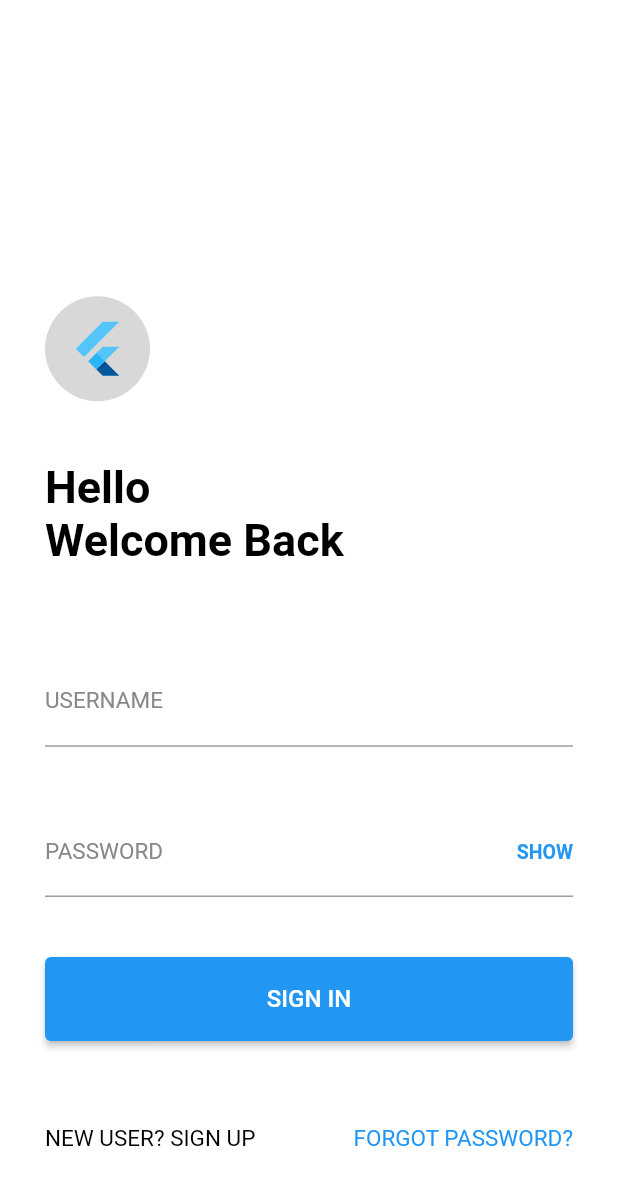
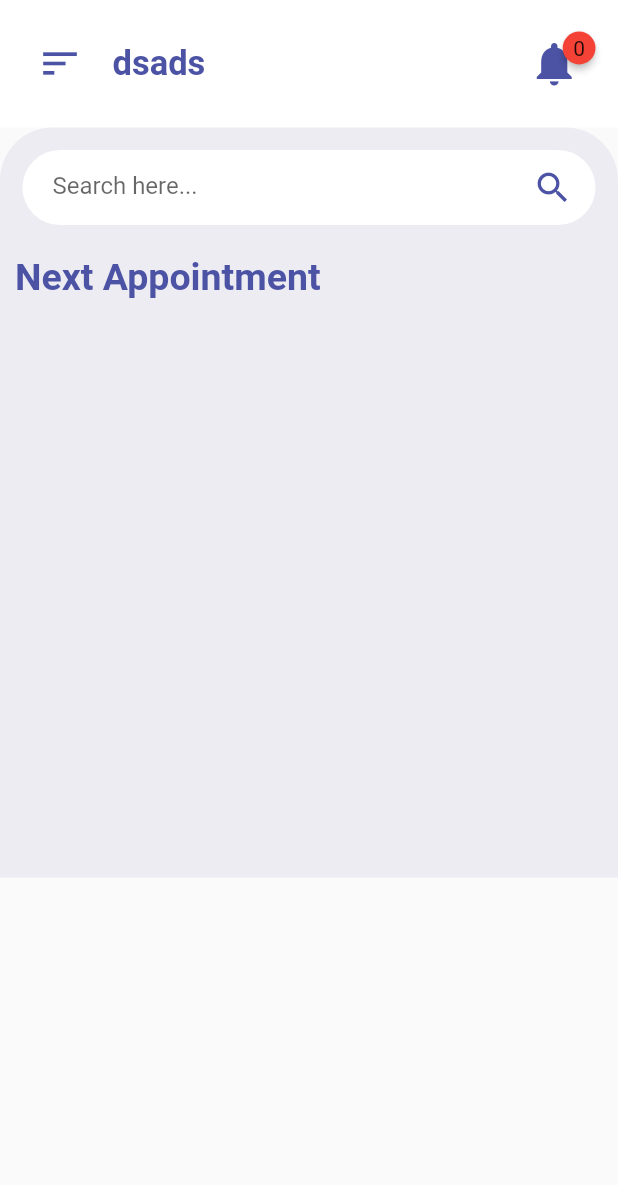
Before and after one commit to t31v12d98/QBox, a Flutter app: the screen it shows after launch, on a phone screen of 412 x 824 dp. Shown: the top 1185 px of the screen. Run offline on Flutter 3.47's test engine with Material 2 defaults, Android fonts, the phone set to English and light mode, and no system bars; drawn by our look-alikes of badges.

Commit message:
Haft HomePage

```diff
--- a/qbox/lib/main.dart
+++ b/qbox/lib/main.dart
@@ -1,4 +1,5 @@
 import 'package:flutter/material.dart';
+import 'package:qbox/resource/home.dart';
 import 'package:qbox/resource/login.dart';
 
 void main() {
@@ -8,6 +9,6 @@ void main() {
 class MyApp extends StatelessWidget {
   @override
   Widget build(BuildContext context) {
-    return MaterialApp(home: Login());
+    return MaterialApp(home: Home());
   }
 }
--- /dev/null
+++ b/qbox/lib/resource/home.dart
@@ -0,0 +1,82 @@
+import 'package:flutter/material.dart';
+import 'package:qbox/resource/widgets/HomeAppBar.dart';
+
+class Home extends StatefulWidget {
+  @override
+  State<StatefulWidget> createState() {
+    // TODO: implement createState
+    return _Home();
+  }
+}
+
+class _Home extends State<Home> {
+  @override
+  Widget build(BuildContext context) {
+    // TODO: implement build
+    return Scaffold(
+      body: ListView(children: [
+        HomeAppBar(),
+        Container(
+          height: 500,
+          padding: EdgeInsets.only(top: 15),
+          decoration: BoxDecoration(
+              color: Color(0xFFEDECF2),
+              borderRadius: BorderRadius.only(
+                topLeft: Radius.circular(35),
+                topRight: Radius.circular(35),
+              )),
+          child: Column(
+            children: [
+              Container(
+                margin: EdgeInsets.symmetric(horizontal: 15),
+                padding: EdgeInsets.symmetric(horizontal: 15),
+                height: 50,
+                decoration: BoxDecoration(
+                  color: Colors.white,
+                  borderRadius: BorderRadius.circular(30),
+                ),
+                child: Row(
+                  children: [
+                    Container(
+                      margin: EdgeInsets.only(left: 5),
+                      height: 50,
+                      width: 300,
+                      child: TextFormField(
+                        decoration: InputDecoration(
+                          border: InputBorder.none,
+                          hintText: "Search here...",
+                        ),
+                      ),
+                    ),
+                    Spacer(),
+                    Icon(
+                      Icons.search,
+                      size: 27,
+                      color: Color(0xFF4C53A5),
+                    )
+                  ],
+                ),
+              ),
+              Container(
+                alignment: Alignment.centerLeft,
+                margin: EdgeInsets.symmetric(
+                  vertical: 20,
+                  horizontal: 10,
+                ),
+                child: Text(
+                  "Next Appointment",
+                  style: TextStyle(
+                      fontSize: 25,
+                      fontWeight: FontWeight.bold,
+                      color: Color(0xFF4C53A5)),
+                ),
+              ),
+
+              // Appointment list
+            ],
+          ),
+        ),
+      ]),
+    );
+  }
+}
--- /dev/null
+++ b/qbox/lib/resource/widgets/HomeAppBar.dart
@@ -0,0 +1,45 @@
+import 'package:badges/badges.dart';
+import 'package:flutter/material.dart';
+
+class HomeAppBar extends StatelessWidget {
+  @override
+  Widget build(BuildContext context) {
+    return Container(
+      color: Colors.white,
+      padding: EdgeInsets.all(25),
+      child: Row(children: [
+        Icon(
+          Icons.sort,
+          size: 30,
+          color: Color(0xFF4C53A5),
+        ),
+        Padding(
+          padding: EdgeInsets.only(
+            left: 20,
+          ),
+          child: Text(
+            'dsads',
+            style: TextStyle(
+                fontSize: 23,
+                fontWeight: FontWeight.bold,
+                color: Color(0xFF4C53A5)),
+          ),
+        ),
+        Spacer(),
+        Badge(
+          badgeColor: Colors.red,
+          padding: EdgeInsets.all(7),
+          badgeContent: Text("0"),
+          child: InkWell(
+            onTap: () {},
+            child: Icon(
+              Icons.notifications,
+              size: 35,
+              color: Color(0xFF4C53A5),
+            ),
+          ),
+        )
+      ]),
+    );
+  }
+}
--- a/qbox/pubspec.yaml
+++ b/qbox/pubspec.yaml
@@ -36,6 +36,7 @@ dependencies:
   # The following adds the Cupertino Icons font to your application.
   # Use with the CupertinoIcons class for iOS style icons.
   cupertino_icons: ^1.0.2
+  badges: ^2.0.3
 
 dev_dependencies:
   flutter_test:
```
Also changed, not shown: qbox/images/1.png (added), qbox/images/2.jpg (added), qbox/images/3.jpg (added), qbox/images/4.jpg (added), qbox/pubspec.lock.
